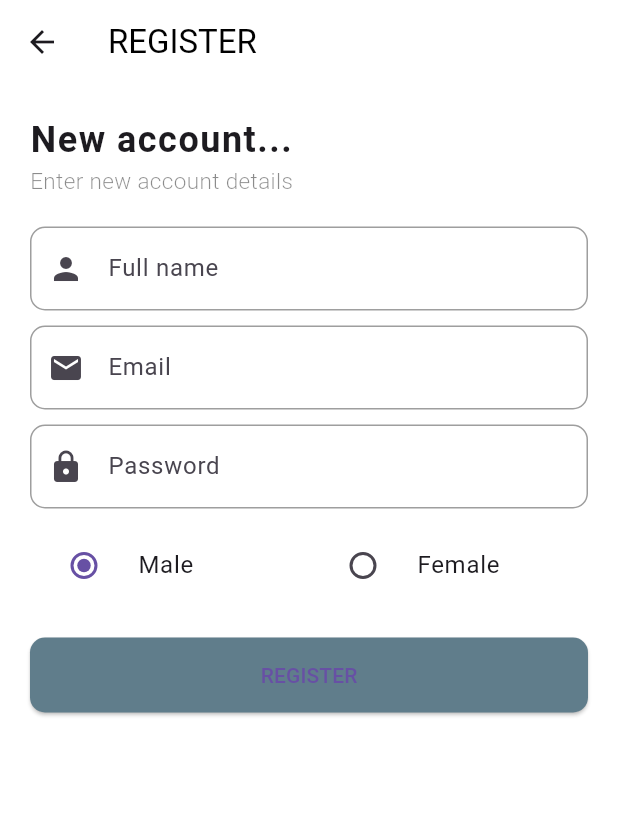
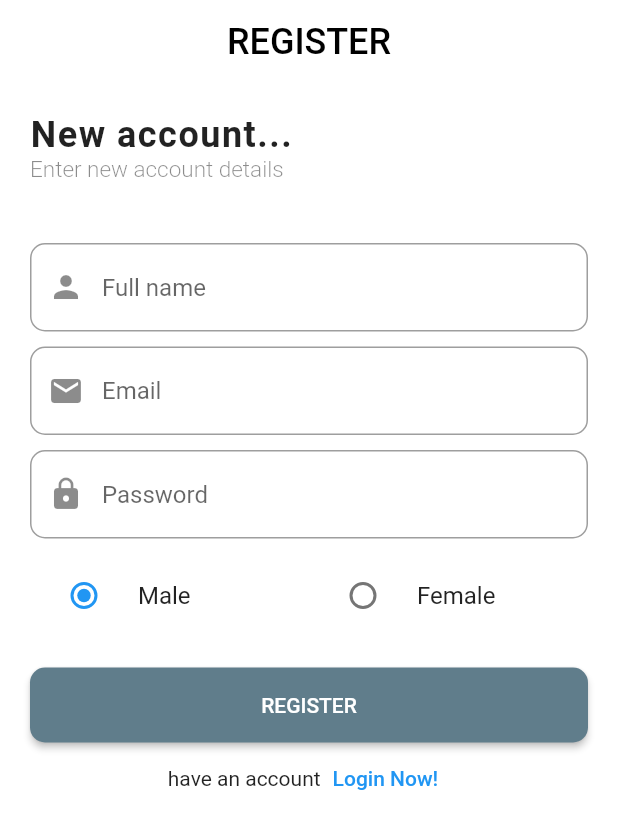
Before and after one commit to IbrahimAlShawaf/Login-Register_Api, a Flutter app: the screen it shows after launch, after a tap on "Create Now!", on a phone screen of 412 x 824 dp. Shown: the top 829 px of the screen. Run offline on Flutter 3.47's test engine with Material 2 defaults, Android fonts, the phone set to English and light mode, and no system bars; our stand-ins replace get, get_storage, google_fonts; Roboto replaces fonts that are missing (Actor).

Commit message:
solution some code

```diff
--- a/lib/main.dart
+++ b/lib/main.dart
@@ -20,8 +20,8 @@ class MyApp extends StatelessWidget {
       debugShowCheckedModeBanner: false,
       title: 'User Demo Api',
       theme: ThemeData(
-        useMaterial3: true,
-        primarySwatch: Colors.indigo,
+       // useMaterial3: true,
+       // primarySwatch: Colors.indigo,
       ),
       // home: const LoginPage(),
       home: GetStorage().read('token') != null ? const HomePage() : const LoginScreen(),
--- a/lib/view/auth/login_screen.dart
+++ b/lib/view/auth/login_screen.dart
@@ -1,4 +1,3 @@
-
 import 'package:flutter/material.dart';
 import 'package:get/get.dart';
 import 'package:get_storage/get_storage.dart';
@@ -10,8 +9,6 @@ import 'package:user_api/view/home_page.dart';
 import '../../utlis/helpers.dart';
 import 'forgot_password_screen.dart';
 import 'register_screen.dart';
-
-
 
 class LoginScreen extends StatefulWidget {
   const LoginScreen({Key? key}) : super(key: key);
@@ -47,14 +44,16 @@ class _LoginScreenState extends State<LoginScreen> with Helpers {
           'LOGIN',
           style: GoogleFonts.actor(
             color: Colors.black,
+            fontSize: 24,
           ),
         ),
+        centerTitle: true,
         backgroundColor: Colors.white,
         elevation: 0,
       ),
       body: SingleChildScrollView(
         child: Padding(
-          padding: const EdgeInsets.symmetric(horizontal: 20, vertical: 20),
+          padding: const EdgeInsets.symmetric(horizontal: 20, vertical: 40),
           child: Column(
             crossAxisAlignment: CrossAxisAlignment.start,
             children: [
@@ -73,8 +72,8 @@ class _LoginScreenState extends State<LoginScreen> with Helpers {
                   fontSize: 15,
                 ),
               ),
-              const SizedBox(height: 20),
-              TextField(
+              const SizedBox(height: 40),
+              TextFormField(
                 keyboardType: TextInputType.emailAddress,
                 controller: _emailTextController,
                 decoration: InputDecoration(
@@ -97,7 +96,7 @@ class _LoginScreenState extends State<LoginScreen> with Helpers {
                 ),
               ),
               const SizedBox(height: 10),
-              TextField(
+              TextFormField(
                 controller: _passwordTextController,
                 keyboardType: TextInputType.text,
                 obscureText: true,
--- a/lib/view/auth/register_screen.dart
+++ b/lib/view/auth/register_screen.dart
@@ -1,4 +1,3 @@
-
 import 'package:flutter/material.dart';
 import 'package:get/get.dart';
 import 'package:google_fonts/google_fonts.dart';
@@ -46,8 +45,10 @@ class _RegisterScreenState extends State<RegisterScreen> with Helpers {
           'REGISTER',
           style: GoogleFonts.actor(
             color: Colors.black,
+            fontSize: 24,
           ),
         ),
+        centerTitle: true,
         backgroundColor: Colors.white,
         elevation: 0,
       ),
@@ -72,8 +73,8 @@ class _RegisterScreenState extends State<RegisterScreen> with Helpers {
                   fontSize: 15,
                 ),
               ),
-              const SizedBox(height: 20),
-              TextField(
+              const SizedBox(height: 40),
+              TextFormField(
                 keyboardType: TextInputType.name,
                 controller: _fullNameTextController,
                 decoration: InputDecoration(
@@ -96,7 +97,7 @@ class _RegisterScreenState extends State<RegisterScreen> with Helpers {
                 ),
               ),
               const SizedBox(height: 10),
-              TextField(
+              TextFormField(
                 keyboardType: TextInputType.name,
                 controller: _emailTextController,
                 decoration: InputDecoration(
@@ -119,7 +120,7 @@ class _RegisterScreenState extends State<RegisterScreen> with Helpers {
                 ),
               ),
               const SizedBox(height: 10),
-              TextField(
+              TextFormField(
                 controller: _passwordTextController,
                 keyboardType: TextInputType.text,
                 obscureText: true,
@@ -183,6 +184,17 @@ class _RegisterScreenState extends State<RegisterScreen> with Helpers {
                 ),
                 child: const Text('REGISTER'),
               ),
+              Row(
+                mainAxisAlignment: MainAxisAlignment.center,
+                children: [
+                  const Text('have an account'),
+                  TextButton(
+                      onPressed: () {
+                        Get.to(() => const LoginScreen());
+                      },
+                      child: const Text('Login Now!'))
+                ],
+              ),
             ],
           ),
         ),
```
